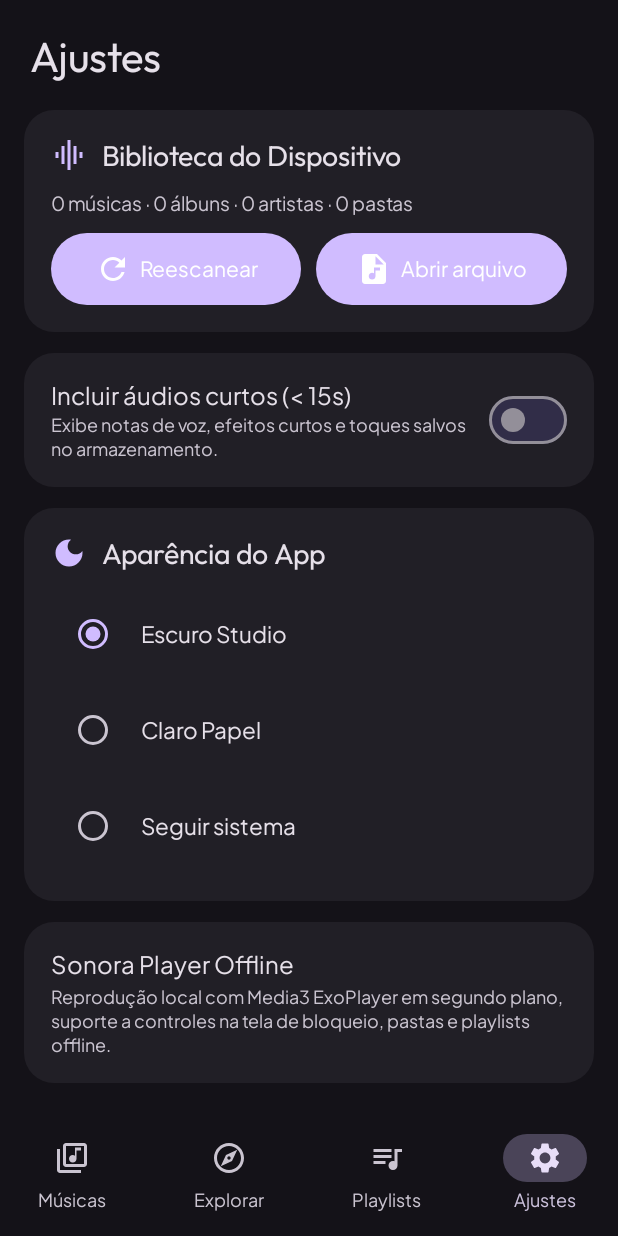
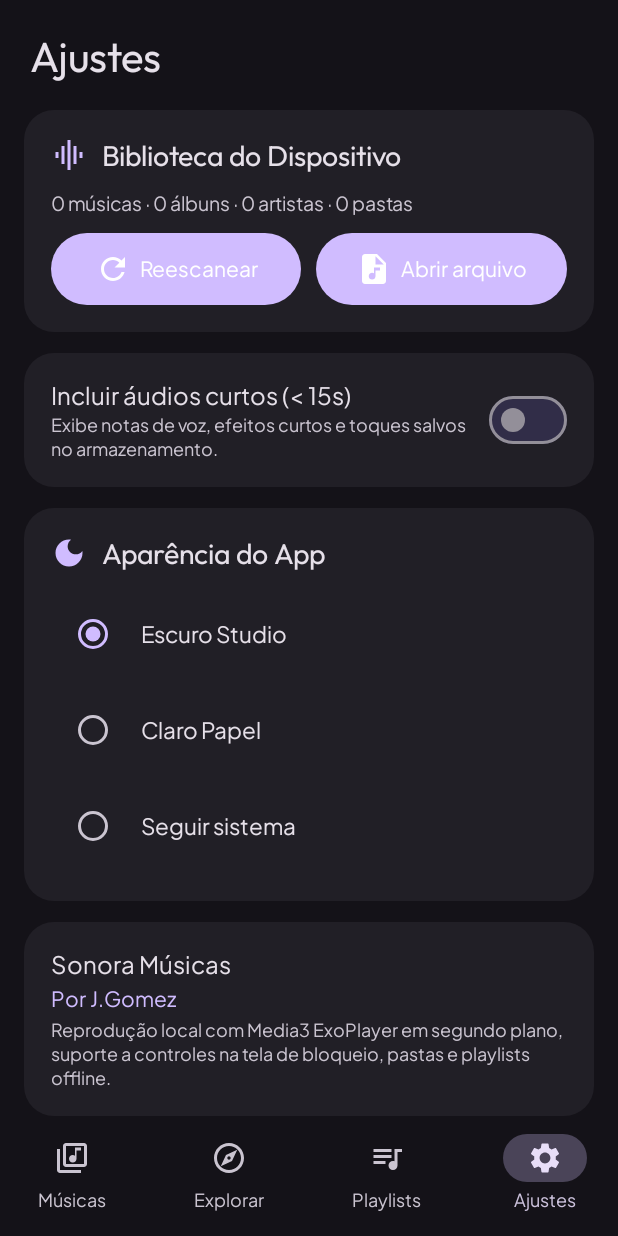
Before and after one commit to gomesjaylle-web/Sonora-, an Android app built with Jetpack Compose: the SettingsScreen screen opened through its navigation route, on a phone screen of 412 x 824 dp. Run offline under Robolectric (Android 15) with nearby library versions, the phone set to English and light mode, and no system bars; our stand-ins replace Room's generated code; 20 statements that could not run were skipped.

Commit message:
feat: add branding and attribution to UI
Update string resources and UI screens to display the branded title and developer credit consistently across the application.

```diff
--- a/app/src/main/java/com/example/ui/screens/SettingsScreen.kt
+++ b/app/src/main/java/com/example/ui/screens/SettingsScreen.kt
@@ -241,8 +241,13 @@ fun SettingsScreen(
                     verticalArrangement = Arrangement.spacedBy(4.dp)
                 ) {
                     Text(
-                        text = "Sonora Player Offline",
+                        text = stringResource(R.string.brand_title),
                         style = MaterialTheme.typography.titleMedium
+                    )
+                    Text(
+                        text = stringResource(R.string.brand_credit),
+                        style = MaterialTheme.typography.labelLarge,
+                        color = MaterialTheme.colorScheme.primary
                     )
                     Text(
                         text = "Reprodução local com Media3 ExoPlayer em segundo plano, suporte a controles na tela de bloqueio, pastas e playlists offline.",
--- a/app/src/main/java/com/example/ui/screens/SongsScreen.kt
+++ b/app/src/main/java/com/example/ui/screens/SongsScreen.kt
@@ -153,12 +153,12 @@ fun SongsScreen(
             ) {
                 Column {
                     Text(
-                        text = stringResource(R.string.app_name),
+                        text = stringResource(R.string.brand_title),
                         style = MaterialTheme.typography.headlineLarge,
                         color = MaterialTheme.colorScheme.onBackground
                     )
                     Text(
-                        text = "${libraryState.allSongs.size} faixas no aparelho",
+                        text = "${stringResource(R.string.brand_credit)} · ${libraryState.allSongs.size} faixas no aparelho",
                         style = MaterialTheme.typography.bodyMedium,
                         color = MaterialTheme.colorScheme.primary
                     )
@@ -496,6 +496,13 @@ private fun PermissionWelcomeState(
             )
 
             Text(
+                text = "${stringResource(R.string.brand_title)} · ${stringResource(R.string.brand_credit)}",
+                style = MaterialTheme.typography.labelLarge,
+                color = MaterialTheme.colorScheme.primary,
+                textAlign = TextAlign.Center
+            )
+
+            Text(
                 text = stringResource(R.string.permission_title),
                 style = MaterialTheme.typography.headlineMedium,
                 textAlign = TextAlign.Center
@@ -602,6 +609,12 @@ private fun EmptyLibraryState(
                     .clip(RoundedCornerShape(24.dp))
             )
             Text(
+                text = "${stringResource(R.string.brand_title)} · ${stringResource(R.string.brand_credit)}",
+                style = MaterialTheme.typography.labelLarge,
+                color = MaterialTheme.colorScheme.primary,
+                textAlign = TextAlign.Center
+            )
+            Text(
                 text = stringResource(R.string.empty_library_title),
                 style = MaterialTheme.typography.headlineMedium,
                 textAlign = TextAlign.Center
--- a/app/src/main/res/values/strings.xml
+++ b/app/src/main/res/values/strings.xml
@@ -1,5 +1,7 @@
 <resources>
     <string name="app_name">Sonora</string>
+    <string name="brand_title">Sonora Músicas</string>
+    <string name="brand_credit">Por J.Gomez</string>
     <string name="nav_songs">Músicas</string>
     <string name="nav_explore">Explorar</string>
     <string name="nav_playlists">Playlists</string>
```
